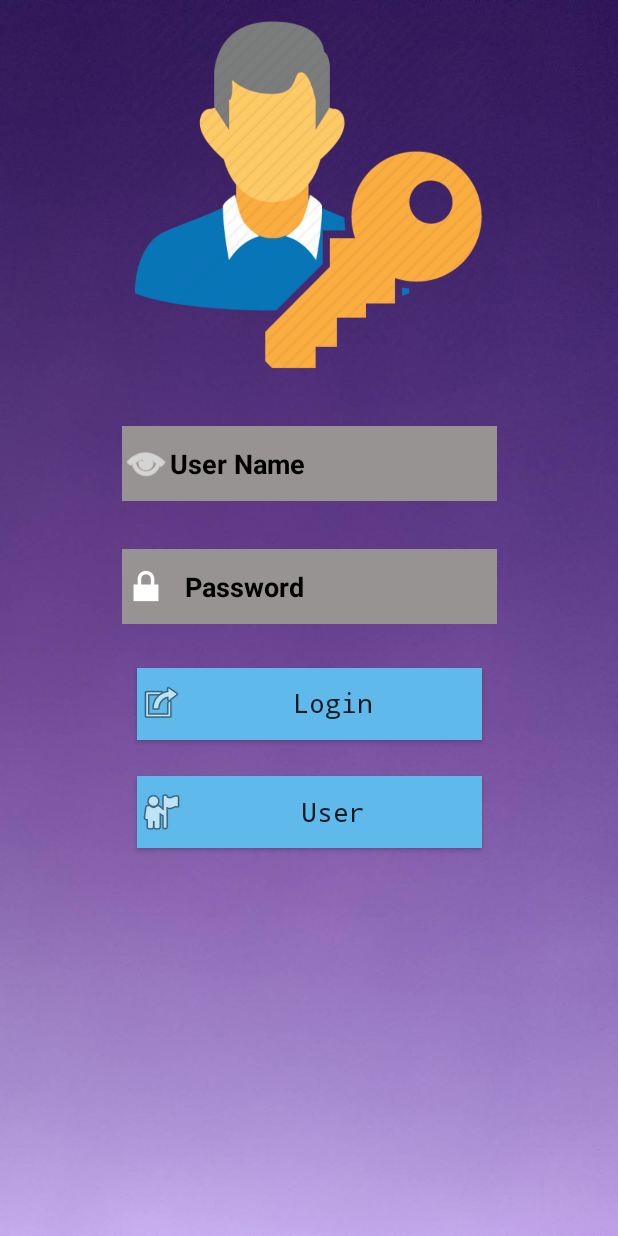
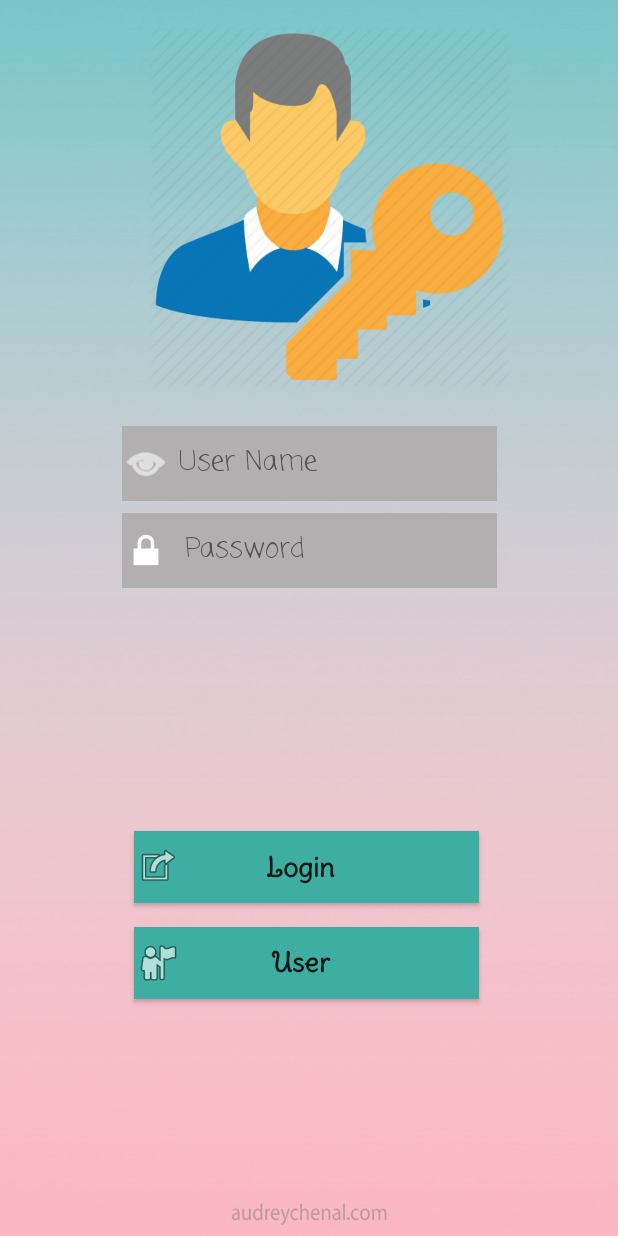
Before and after one commit to Rakhshanipr/TaskManager, an Android app: the screen it shows after launch (LoginActivity), on a phone screen of 412 x 824 dp. Run offline under Robolectric (Android 15) with nearby library versions, the phone set to English and light mode, and no system bars; our stand-ins replace Room's generated code, data binding.

Commit message:
complete design Login

```diff
--- a/app/src/main/res/layout/fragment_login.xml
+++ b/app/src/main/res/layout/fragment_login.xml
@@ -11,7 +11,7 @@
     <androidx.constraintlayout.widget.ConstraintLayout
         android:layout_width="match_parent"
         android:layout_height="match_parent"
-        android:background="@drawable/gradient_background_wallpaper_023"
+        android:background="@drawable/ombre_teal_and_white_background__1_"
         android:foregroundGravity="fill_vertical">
 
         <EditText
@@ -19,18 +19,19 @@
             style="@android:style/Widget.DeviceDefault.Light.AutoCompleteTextView"
             android:layout_width="250dp"
             android:layout_height="50dp"
-            android:layout_marginTop="32dp"
+            android:layout_marginTop="24dp"
             android:background="#DAD0D0"
-            android:backgroundTint="#979393"
+            android:backgroundTint="#B1AFAF"
             android:drawableLeft="@android:drawable/ic_menu_view"
+            android:drawablePadding="6dp"
             android:drawableTint="#FFFFFF"
             android:ems="10"
+            android:fontFamily="casual"
             android:foregroundGravity="center_vertical|center|center_horizontal"
             android:hint="User Name"
             android:inputType="textPersonName"
             android:shadowColor="#AC5D5D"
-            android:textColorHint="#000000"
-            android:textStyle="bold"
+            android:textColorHint="#555252"
             app:layout_constraintEnd_toEndOf="parent"
             app:layout_constraintStart_toStartOf="parent"
             app:layout_constraintTop_toBottomOf="@+id/imageView2" />
@@ -40,19 +41,20 @@
             style="@android:style/Widget.DeviceDefault.Light.AutoCompleteTextView"
             android:layout_width="250dp"
             android:layout_height="50dp"
-            android:layout_marginTop="32dp"
+            android:layout_marginTop="8dp"
             android:background="#DAD0D0"
-            android:backgroundTint="#979393"
+            android:backgroundTint="#B1AFAF"
             android:drawableLeft="@android:drawable/ic_lock_lock"
             android:drawablePadding="10dp"
             android:drawableTint="#FFFFFF"
             android:ems="10"
+            android:fontFamily="casual"
             android:foregroundGravity="center_vertical|center|center_horizontal"
             android:hint="Password"
             android:inputType="textPersonName"
+            android:password="true"
             android:shadowColor="#AC5D5D"
-            android:textColorHint="#000000"
-            android:textStyle="bold"
+            android:textColorHint="#555252"
             app:layout_constraintEnd_toEndOf="@+id/editText_userName"
             app:layout_constraintStart_toStartOf="@+id/editText_userName"
             app:layout_constraintTop_toBottomOf="@+id/editText_userName" />
@@ -61,37 +63,41 @@
             android:id="@+id/button_login"
             android:layout_width="230dp"
             android:layout_height="wrap_content"
-            android:layout_marginTop="24dp"
+            android:layout_marginStart="8dp"
+            android:layout_marginTop="40dp"
             android:background="#4C4545"
-            android:backgroundTint="#5FB9EA"
+            android:backgroundTint="#3DAEA1"
             android:drawableLeft="@android:drawable/ic_menu_set_as"
-            android:drawablePadding="0dp"
-            android:fontFamily="monospace"
+            android:drawablePadding="-40dp"
+            android:fontFamily="@font/delius_swash_caps"
             android:includeFontPadding="false"
             android:text="Login"
             android:textAllCaps="false"
             android:textSize="18sp"
+            android:textStyle="bold"
             app:layout_constraintBottom_toBottomOf="parent"
             app:layout_constraintCircleRadius="100dp"
-            app:layout_constraintEnd_toEndOf="parent"
-            app:layout_constraintStart_toStartOf="parent"
+            app:layout_constraintStart_toStartOf="@+id/editText_password"
             app:layout_constraintTop_toBottomOf="@+id/editText_password"
-            app:layout_constraintVertical_bias="0.015" />
+            app:layout_constraintVertical_bias="0.355" />
 
         <Button
             android:id="@+id/button_user"
             android:layout_width="230dp"
             android:layout_height="wrap_content"
-            android:layout_marginTop="24dp"
+            android:layout_marginTop="16dp"
             android:background="#4C4545"
-            android:backgroundTint="#5FB9EA"
+            android:backgroundTint="#3DAEA1"
             android:drawableLeft="@android:drawable/ic_menu_myplaces"
-            android:fontFamily="monospace"
+            android:drawablePadding="-40dp"
+            android:fontFamily="@font/delius_swash_caps"
+            android:includeFontPadding="true"
             android:password="false"
+
             android:text="User"
             android:textAllCaps="false"
-
             android:textSize="18sp"
+            android:textStyle="bold"
             app:layout_constraintCircleRadius="100dp"
             app:layout_constraintEnd_toEndOf="@+id/button_login"
             app:layout_constraintStart_toStartOf="@+id/button_login"
@@ -101,9 +107,9 @@
             android:id="@+id/imageView2"
             android:layout_width="242dp"
             android:layout_height="244dp"
-            android:layout_marginTop="8dp"
+            android:layout_marginTop="16dp"
             app:layout_constraintEnd_toEndOf="parent"
-            app:layout_constraintHorizontal_bias="0.497"
+            app:layout_constraintHorizontal_bias="0.579"
             app:layout_constraintStart_toStartOf="parent"
             app:layout_constraintTop_toTopOf="parent"
             app:srcCompat="@drawable/_6_166560_log_clipart_user_profile_user_login_icon_png" />
```
Also changed, not shown: app/src/main/res/drawable/ombre_teal_and_white_background__1_.jpg (added), app/src/main/res/drawable/papers_co_sl86_color_rainbow_blur_gradation_41_iphone_wallpaper.jpg (added), app/src/main/res/font/delius_swash_caps.ttf (added), app/src/main/res/font/delius_swash_caps2.ttf (added).
